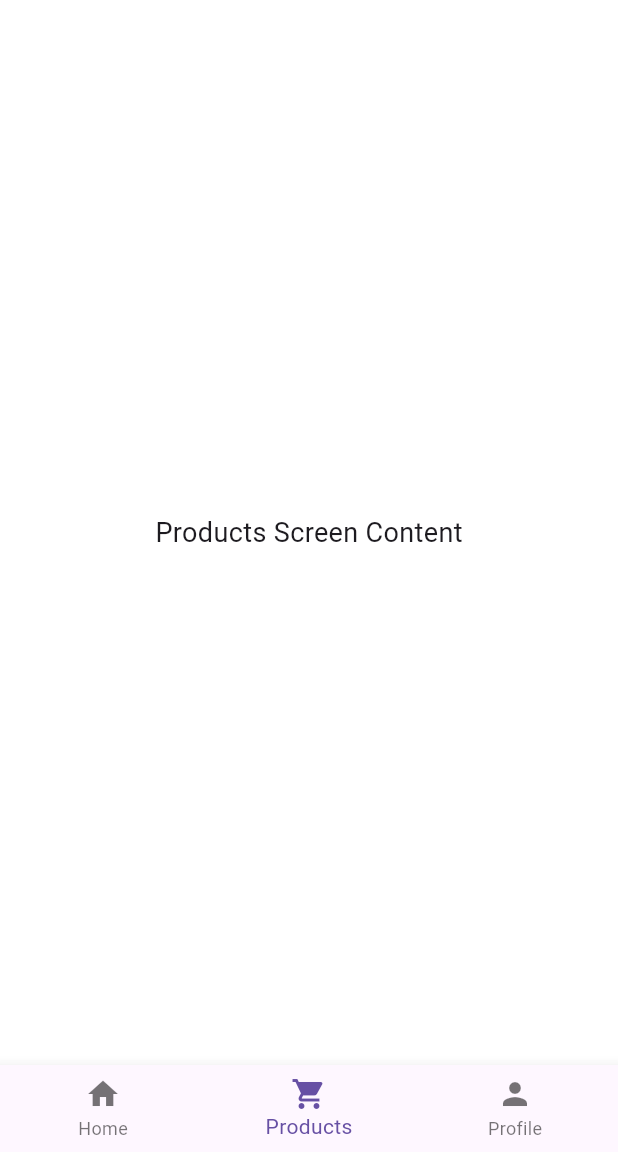
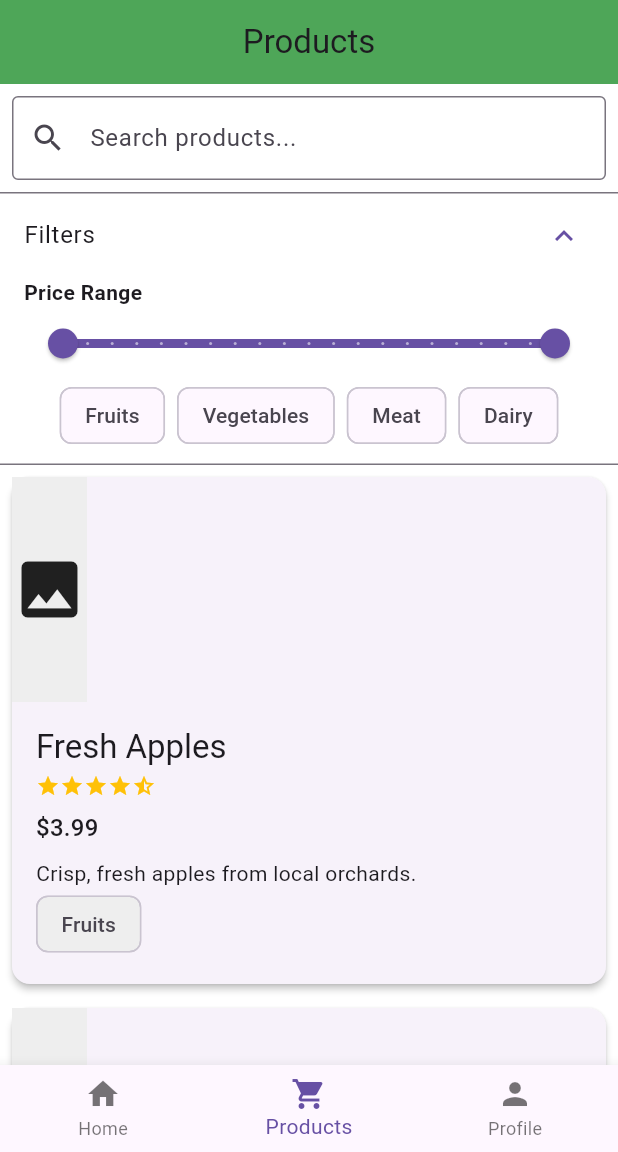
Before and after one commit to jibi21212/freshfarmily, a Flutter app: the BuyerDashboard screen opened by its route, item 2 of the bottom bar chosen, on a phone screen of 412 x 824 dp, the part 84-1236 px from its top. Run offline on Flutter 3.47's test engine with Material 3 defaults, Android fonts, the phone set to English and light mode, and no system bars; network calls fail.

Commit message:
Added search bar + filters for price & tags

```diff
--- a/lib/models/product.dart
+++ b/lib/models/product.dart
@@ -3,12 +3,18 @@ class Product {
   final String name;
   final double price;
   final String description;
+  final String imageUrl;
+  final double rating;
+  final String category; // e.g., "Fruits", "Vegetables", "Meat", etc.
 
   Product({
     required this.id,
     required this.name,
     required this.price,
     required this.description,
+    this.imageUrl = 'https://via.placeholder.com/150',
+    this.rating = 0.0,
+    required this.category,
   });
 
   factory Product.fromJson(Map<String, dynamic> json) {
@@ -17,6 +23,9 @@ class Product {
       name: json['name'] ?? '',
       price: json['price']?.toDouble() ?? 0.0,
       description: json['description'] ?? '',
+      imageUrl: json['imageUrl'] ?? 'https://via.placeholder.com/150',
+      rating: json['rating']?.toDouble() ?? 0.0,
+      category: json['category'] ?? 'Others',
     );
   }
 }
--- a/lib/screens/buyer_dashboard.dart
+++ b/lib/screens/buyer_dashboard.dart
@@ -1,25 +1,24 @@
 import 'package:flutter/material.dart';
-import '../widgets/nav_bar.dart';
+import '../widgets/common_scaffold.dart';
+import 'products_screen.dart'; // Import the new ProductsScreen
 
 class BuyerDashboard extends StatefulWidget {
-  const BuyerDashboard({Key? key}) : super(key: key);
+  const BuyerDashboard({super.key});
 
   @override
   _BuyerDashboardState createState() => _BuyerDashboardState();
 }
 
 class _BuyerDashboardState extends State<BuyerDashboard> {
-  // The current selected index in the bottom nav bar.
   int _selectedIndex = 0;
 
-  // A list of widgets representing each tab's content.
-  static const List<Widget> _widgetOptions = <Widget>[
-    Center(child: Text('Home Screen Content', style: TextStyle(fontSize: 18))),
-    Center(child: Text('Products Screen Content', style: TextStyle(fontSize: 18))),
-    Center(child: Text('Profile Screen Content', style: TextStyle(fontSize: 18))),
+  // Modify the widget options to show your ProductsScreen on one tab.
+  static final List<Widget> _widgetOptions = <Widget>[
+    const Center(child: Text('Home Screen Content', style: TextStyle(fontSize: 18))),
+    const ProductsScreen(),  // Displays products list.
+    const Center(child: Text('Profile Screen Content', style: TextStyle(fontSize: 18))),
   ];
 
-  // When a tab is tapped, update the index.
   void _onItemTapped(int index) {
     setState(() {
       _selectedIndex = index;
@@ -28,17 +27,11 @@ class _BuyerDashboardState extends State<BuyerDashboard> {
 
   @override
   Widget build(BuildContext context) {
-    return Scaffold(
-      appBar: AppBar(
-        title: const Text('Buyer Dashboard'),
-      ),
-      // Display the content based on the selected index.
+    return CommonScaffold(
+      title: 'Buyer Dashboard',
       body: _widgetOptions.elementAt(_selectedIndex),
-      // Attach the custom nav bar at the bottom.
-      bottomNavigationBar: NavBar(
-        currentIndex: _selectedIndex,
-        onTap: _onItemTapped,
-      ),
+      selectedIndex: _selectedIndex,
+      onItemTapped: _onItemTapped,
     );
   }
 }
--- /dev/null
+++ b/lib/screens/products_screen.dart
@@ -0,0 +1,183 @@
+import 'package:flutter/material.dart';
+import '../models/product.dart';
+import '../widgets/product_card.dart';
+import '../widgets/search_bar.dart' as custom;
+
+class ProductsScreen extends StatefulWidget {
+  const ProductsScreen({super.key});
+
+  @override
+  _ProductsScreenState createState() => _ProductsScreenState();
+}
+
+class _ProductsScreenState extends State<ProductsScreen> {
+  // Dummy product list with a defined category.
+  final List<Product> _allProducts = [
+    Product(
+      id: '1',
+      name: 'Fresh Apples',
+      price: 3.99,
+      description: 'Crisp, fresh apples from local orchards.',
+      imageUrl: 'https://via.placeholder.com/300x150?text=Apples',
+      rating: 4.5,
+      category: 'Fruits',
+    ),
+    Product(
+      id: '2',
+      name: 'Organic Bananas',
+      price: 2.50,
+      description: 'Ripe organic bananas, packed with nutrients.',
+      imageUrl: 'https://via.placeholder.com/300x150?text=Bananas',
+      rating: 4.0,
+      category: 'Fruits',
+    ),
+    Product(
+      id: '3',
+      name: 'Crunchy Carrots',
+      price: 1.99,
+      description: 'Sweet and crunchy carrots perfect for a snack.',
+      imageUrl: 'https://via.placeholder.com/300x150?text=Carrots',
+      rating: 3.5,
+      category: 'Vegetables',
+    ),
+    Product(
+      id: '4',
+      name: 'Grass-fed Beef',
+      price: 8.99,
+      description: 'High-quality beef from grass-fed cattle.',
+      imageUrl: 'https://via.placeholder.com/300x150?text=Beef',
+      rating: 4.2,
+      category: 'Meat',
+    ),
+    Product(
+      id: '5',
+      name: 'Organic Milk',
+      price: 4.50,
+      description: 'Fresh organic milk from grass-fed cows.',
+      imageUrl: 'https://via.placeholder.com/300x150?text=Milk',
+      rating: 4.0,
+      category: 'Dairy',
+    ),
+  ];
+
+  String _searchQuery = '';
+
+  // Price filter variables – adjust these min and max bounds as needed.
+  double _priceFilterStart = 0.0;
+  double _priceFilterEnd = 10.0;
+
+  // A set to hold the selected categories. If empty, no category filtering is applied.
+  final Set<String> _selectedCategories = {};
+
+  // Predefined available categories.
+  final List<String> _availableCategories = ['Fruits', 'Vegetables', 'Meat', 'Dairy'];
+
+  // Get filtered products based on search query, price, and selected categories.
+  List<Product> get _filteredProducts {
+    return _allProducts.where((product) {
+      final matchesText = _searchQuery.isEmpty ||
+          product.name.toLowerCase().contains(_searchQuery.toLowerCase()) ||
+          product.category.toLowerCase().contains(_searchQuery.toLowerCase());
+      final matchesPrice =
+          product.price >= _priceFilterStart && product.price <= _priceFilterEnd;
+      final matchesCategory = _selectedCategories.isEmpty ||
+          _selectedCategories.contains(product.category);
+      return matchesText && matchesPrice && matchesCategory;
+    }).toList();
+  }
+
+  @override
+  Widget build(BuildContext context) {
+    return Scaffold(
+      appBar: AppBar(
+        automaticallyImplyLeading: false,
+        title: const Text('Products'),
+      ),
+      body: Column(
+        children: [
+          // Centralized dynamic SearchBar widget.
+          Padding(
+            padding: const EdgeInsets.all(8.0),
+            child: custom.SearchBar(
+              role: custom.UserRole.buyer, // Assuming this is for buyers.
+              onChanged: (value) {
+                setState(() {
+                  _searchQuery = value;
+                });
+              },
+            ),
+          ),
+          // Filter section combining price filter and category selection.
+          ExpansionTile(
+            title: const Text("Filters"),
+            initiallyExpanded: true,
+            children: [
+              // Price range filter.
+              Padding(
+                padding: const EdgeInsets.symmetric(horizontal: 16.0),
+                child: Column(
+                  crossAxisAlignment: CrossAxisAlignment.start,
+                  children: [
+                    const Text(
+                      "Price Range",
+                      style: TextStyle(fontWeight: FontWeight.bold),
+                    ),
+                    RangeSlider(
+                      values: RangeValues(_priceFilterStart, _priceFilterEnd),
+                      min: 0,
+                      max: 10,
+                      divisions: 20,
+                      labels: RangeLabels(
+                        "\$${_priceFilterStart.toStringAsFixed(2)}",
+                        "\$${_priceFilterEnd.toStringAsFixed(2)}",
+                      ),
+                      onChanged: (RangeValues values) {
+                        setState(() {
+                          _priceFilterStart = values.start;
+                          _priceFilterEnd = values.end;
+                        });
+                      },
+                    ),
+                  ],
+                ),
+              ),
+              // Category selection using FilterChips.
+              Padding(
+                padding: const EdgeInsets.symmetric(horizontal: 16.0),
+                child: Wrap(
+                  spacing: 8,
+                  children: _availableCategories.map((cat) {
+                    final selected = _selectedCategories.contains(cat);
+                    return FilterChip(
+                      label: Text(cat),
+                      selected: selected,
+                      onSelected: (bool value) {
+                        setState(() {
+                          if (value) {
+                            _selectedCategories.add(cat);
+                          } else {
+                            _selectedCategories.remove(cat);
+                          }
+                        });
+                      },
+                    );
+                  }).toList(),
+                ),
+              ),
+              const SizedBox(height: 8),
+            ],
+          ),
+          // List of filtered products.
+          Expanded(
+            child: ListView.builder(
+              itemCount: _filteredProducts.length,
+              itemBuilder: (context, index) {
+                return ProductCard(product: _filteredProducts[index]);
+              },
+            ),
+          ),
+        ],
+      ),
+    );
+  }
+}
--- /dev/null
+++ b/lib/widgets/common_scaffold.dart
@@ -0,0 +1,33 @@
+import 'package:flutter/material.dart';
+import 'nav_bar.dart';
+
+class CommonScaffold extends StatelessWidget {
+  final String title;
+  final Widget body;
+  final int selectedIndex;
+  final ValueChanged<int>? onItemTapped;
+
+  const CommonScaffold({
+    super.key,
+    required this.title,
+    required this.body,
+    this.selectedIndex = 0,
+    this.onItemTapped,
+  });
+
+  @override
+  Widget build(BuildContext context) {
+    return Scaffold(
+      appBar: AppBar(
+        title: Text(title),
+      ),
+      body: body,
+      bottomNavigationBar: onItemTapped != null
+          ? NavBar(
+              currentIndex: selectedIndex,
+              onTap: onItemTapped!,
+            )
+          : null,
+    );
+  }
+}
--- a/lib/widgets/nav_bar.dart
+++ b/lib/widgets/nav_bar.dart
@@ -5,10 +5,10 @@ class NavBar extends StatelessWidget {
   final ValueChanged<int> onTap;
 
   const NavBar({
-    Key? key,
+    super.key,
     required this.currentIndex,
     required this.onTap,
-  }) : super(key: key);
+  });
 
   @override
   Widget build(BuildContext context) {
--- a/lib/widgets/product_card.dart
+++ b/lib/widgets/product_card.dart
@@ -0,0 +1,86 @@
+import 'package:flutter/material.dart';
+import '../models/product.dart';
+import '../screens/product_detail_screen.dart';
+
+class ProductCard extends StatelessWidget {
+  final Product product;
+
+  const ProductCard({super.key, required this.product});
+
+  Widget _buildRatingStars(double rating) {
+    int fullStars = rating.floor();
+    List<Widget> stars = [];
+    for (int i = 0; i < fullStars; i++) {
+      stars.add(const Icon(Icons.star, size: 16, color: Colors.amber));
+    }
+    if (rating - fullStars >= 0.5) {
+      stars.add(const Icon(Icons.star_half, size: 16, color: Colors.amber));
+    }
+    return Row(children: stars);
+  }
+
+  @override
+  Widget build(BuildContext context) {
+    return InkWell(
+      onTap: () {
+        Navigator.push(
+          context,
+          MaterialPageRoute(
+            builder: (context) => ProductDetailScreen(product: product),
+          ),
+        );
+      },
+      child: Card(
+        elevation: 2,
+        margin: const EdgeInsets.all(8),
+        child: Column(
+          crossAxisAlignment: CrossAxisAlignment.start,
+          children: [
+            Image.network(
+              product.imageUrl,
+              height: 150,
+              width: double.infinity,
+              fit: BoxFit.cover,
+              errorBuilder: (context, error, stackTrace) =>
+                Container(
+                  height: 150,
+                  color: Colors.grey[200],
+                  child: const Icon(Icons.image, size: 50),
+                ),
+            ),
+            Padding(
+              padding: const EdgeInsets.all(16),
+              child: Column(
+                crossAxisAlignment: CrossAxisAlignment.start,
+                children: [
+                  Text(
+                    product.name,
+                    style: Theme.of(context).textTheme.titleLarge,
+                  ),
+                  const SizedBox(height: 4),
+                  _buildRatingStars(product.rating),
+                  const SizedBox(height: 8),
+                  Text(
+                    '\$${product.price.toStringAsFixed(2)}',
+                    style: Theme.of(context).textTheme.titleMedium,
+                  ),
+                  const SizedBox(height: 8),
+                  Text(
+                    product.description,
+                    maxLines: 2,
+                    overflow: TextOverflow.ellipsis,
+                    style: Theme.of(context).textTheme.bodyMedium,
+                  ),
+                  Chip(
+                    label: Text(product.category),
+                    backgroundColor: Colors.grey[200],
+                  ),
+                ],
+              ),
+            ),
+          ],
+        ),
+      ),
+    );
+  }
+}
--- /dev/null
+++ b/lib/widgets/search_bar.dart
@@ -0,0 +1,40 @@
+import 'package:flutter/material.dart';
+
+enum UserRole { buyer, deliveryAgent, farmer }
+
+class SearchBar extends StatelessWidget {
+  final UserRole role;
+  final ValueChanged<String> onChanged;
+  final String? hintTextOverride;
+
+  const SearchBar({
+    super.key,
+    required this.role,
+    required this.onChanged,
+    this.hintTextOverride,
+  });
+
+  String _getHintText() {
+    if (hintTextOverride != null) return hintTextOverride!;
+    switch (role) {
+      case UserRole.buyer:
+        return 'Search products...';
+      case UserRole.deliveryAgent:
+        return 'Search deliveries by location, distance, pay...';
+      case UserRole.farmer:
+        return 'Search products to see competition...';
+    }
+  }
+
+  @override
+  Widget build(BuildContext context) {
+    return TextField(
+      decoration: InputDecoration(
+        prefixIcon: const Icon(Icons.search),
+        hintText: _getHintText(),
+        border: const OutlineInputBorder(),
+      ),
+      onChanged: onChanged,
+    );
+  }
+}
```
Also changed, not shown: lib/screens/delivery_agent_dashboard.dart (+7 -15 lines), lib/screens/farmer_dashboard.dart (+7 -15 lines), lib/screens/product_detail_screen.dart (added, +89 -0 lines), lib/widgets/selectable_product_card.dart (added, +137 -0 lines).
